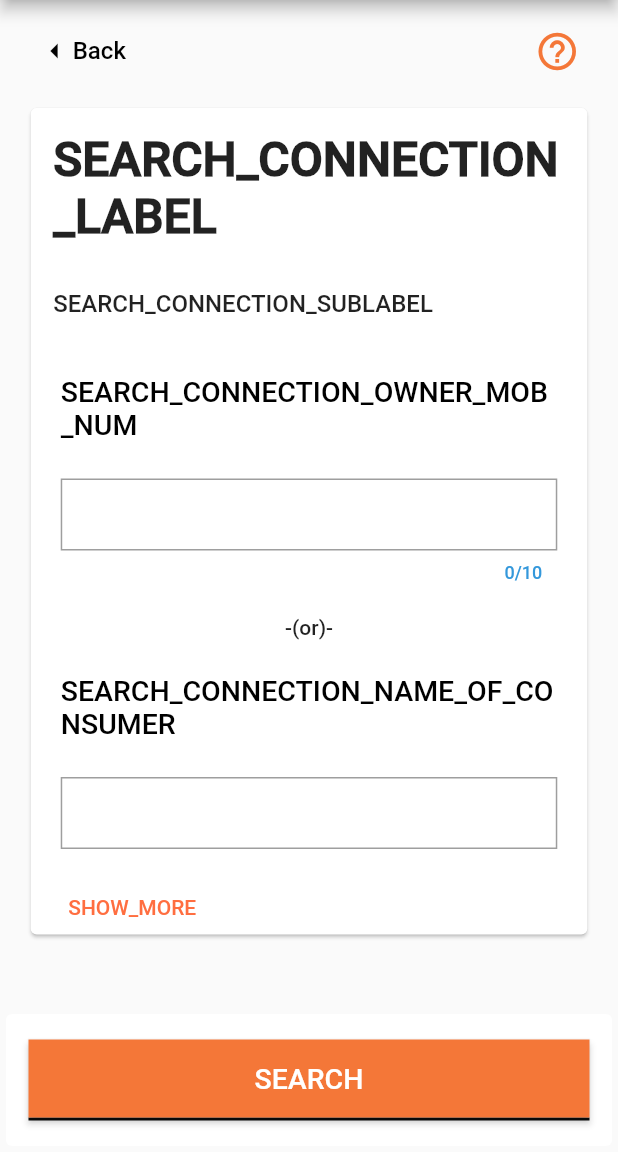
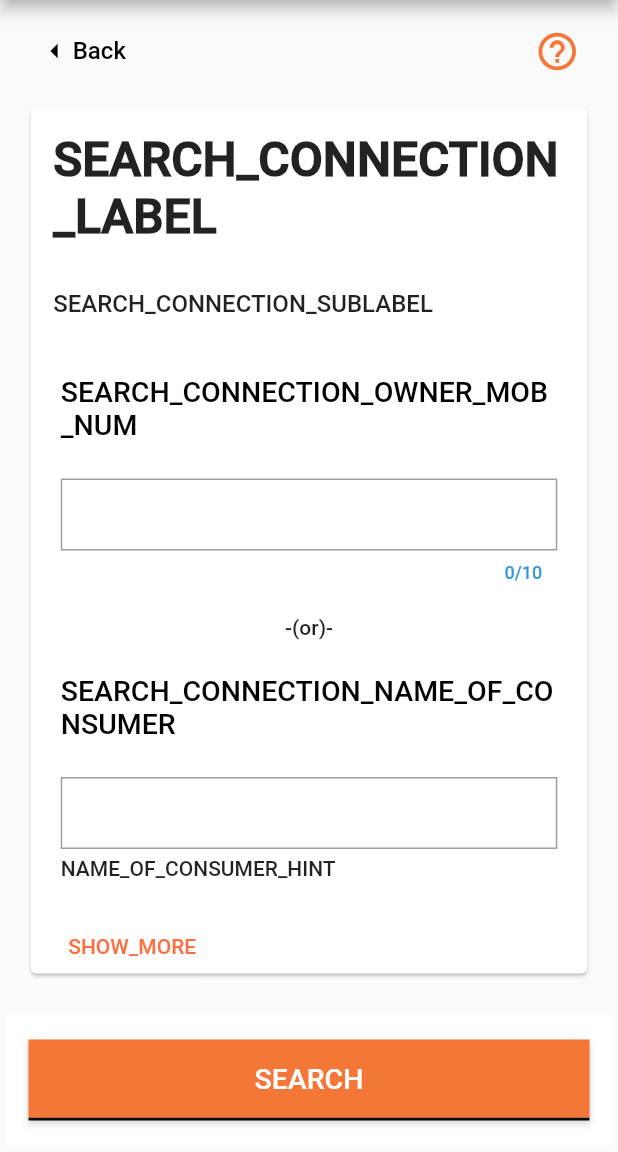
Before and after one commit to egovernments/punjab-mgramseva, a Flutter app: the SearchConsumerConnection screen opened directly with empty values, on a phone screen of 412 x 824 dp, the part 84-1236 px from its top. Run offline on Flutter 3.47's test engine with Material 2 defaults, Android fonts, the phone set to English and light mode, and no system bars; our stand-ins replace datetime_picker_formfield, file_picker, flutter_secure_storage, flutter_spinkit, flutter_svg, flutter_typeahead and 1 more; missing offline and left inert: horizontal_data_table, universal_html; accounts and stored records are empty; network calls fail.

Commit message:
IFIX-305

```diff
--- a/frontend/mgramseva/lib/screeens/ConnectionResults/SearchConnection.dart
+++ b/frontend/mgramseva/lib/screeens/ConnectionResults/SearchConnection.dart
@@ -108,6 +108,8 @@ class _SearchConsumerConnectionState extends State<SearchConsumerConnection> {
                               ],
                               onChange: (value) =>
                                   searchConnectionProvider.getdetails(value, 1),
+                              hint: ApplicationLocalizations.of(context)
+                                  .translate(i18.searchWaterConnection.NAME_HINT),
                             ),
                             Visibility(
                                 visible: !isVisible,
@@ -126,6 +128,8 @@ class _SearchConsumerConnectionState extends State<SearchConsumerConnection> {
                                         onChange: (value) =>
                                             searchConnectionProvider.getdetails(
                                                 value, 2),
+                                        hint: ApplicationLocalizations.of(context)
+                                            .translate(i18.searchWaterConnection.OLD_CONNECTION_HINT),
                                       ),
                                       Text('\n-(or)-',
                                           textAlign: TextAlign.center),
@@ -139,6 +143,8 @@ class _SearchConsumerConnectionState extends State<SearchConsumerConnection> {
                                         onChange: (value) =>
                                             searchConnectionProvider.getdetails(
                                                 value, 3),
+                                        hint: ApplicationLocalizations.of(context)
+                                            .translate(i18.searchWaterConnection.NEW_CONNECTION_HINT),
                                       ),
                                     ])),
                             new InkWell(
--- a/frontend/mgramseva/lib/utils/Constants/I18KeyConstants.dart
+++ b/frontend/mgramseva/lib/utils/Constants/I18KeyConstants.dart
@@ -258,6 +258,9 @@ class SearchWaterConnection {
   String get CONNECTION_FOUND => 'CONNECTION_FOUND';
   String get CONNECTION_CRITERIA => 'CONNECTION_CRITERIA';
   String get NO_CONNECTION_FOUND => 'NO_CONNECTION_FOUND';
+  String get NAME_HINT => 'NAME_OF_CONSUMER_HINT';
+  String get OLD_CONNECTION_HINT => 'OLD_CONNECTION_HINT';
+  String get NEW_CONNECTION_HINT => 'NEW_CONNECTION_HINT';
 }
 
 class ProfileEdit {
```
